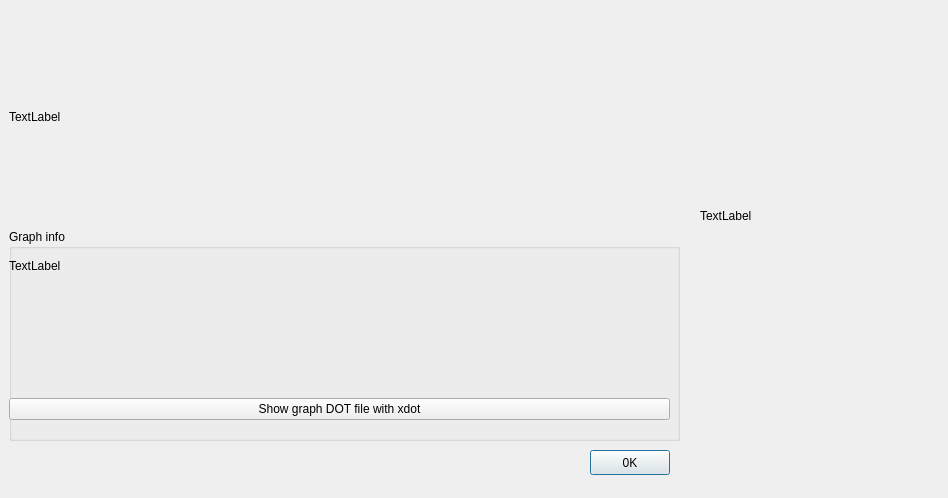
Old version of the form src/taskinfodialog.ui in the repository HerrAugust/PlotSched.
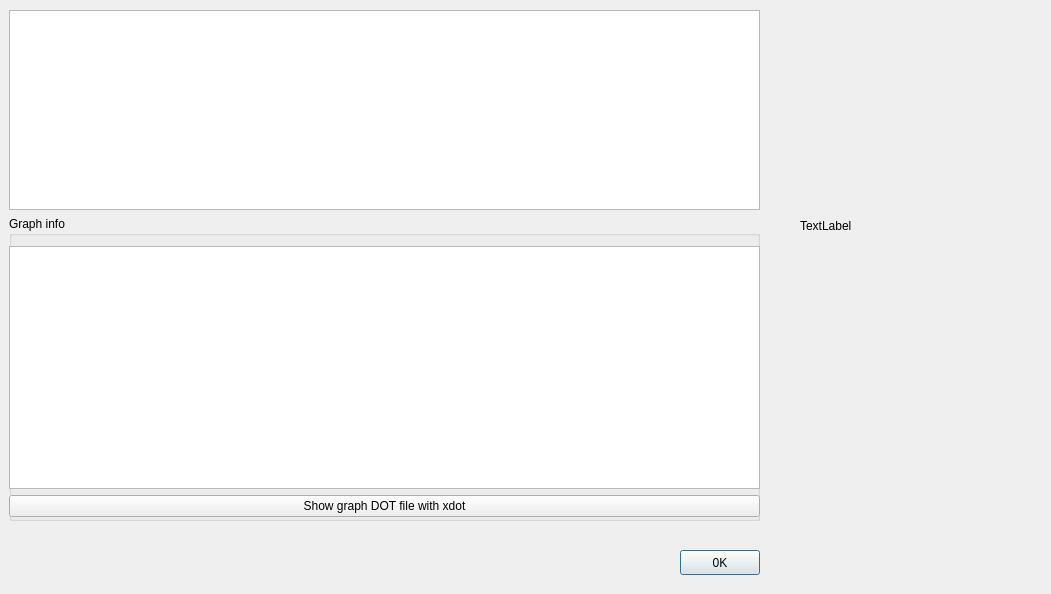
New version of the form.

Diff of the .ui file:
```diff
--- a/src/taskinfodialog.ui
+++ b/src/taskinfodialog.ui
@@ -6,8 +6,8 @@
    <rect>
     <x>0</x>
     <y>0</y>
-    <width>948</width>
-    <height>498</height>
+    <width>1051</width>
+    <height>594</height>
    </rect>
   </property>
   <property name="windowTitle">
@@ -16,8 +16,8 @@
   <widget class="QPushButton" name="pushButton_2">
    <property name="geometry">
     <rect>
-     <x>590</x>
-     <y>450</y>
+     <x>680</x>
+     <y>550</y>
      <width>80</width>
      <height>25</height>
     </rect>
@@ -31,20 +31,13 @@
     <rect>
      <x>9</x>
      <y>10</y>
-     <width>671</width>
-     <height>431</height>
+     <width>751</width>
+     <height>511</height>
     </rect>
    </property>
    <layout class="QGridLayout" name="gridLayout">
-    <item row="0" column="0">
+    <item row="1" column="0">
      <layout class="QVBoxLayout" name="verticalLayout">
-      <item>
-       <widget class="QLabel" name="labelGeneralInfo">
-        <property name="text">
-         <string>TextLabel</string>
-        </property>
-       </widget>
-      </item>
       <item>
        <widget class="QGroupBox" name="groupBoxGraphInfo">
         <property name="autoFillBackground">
@@ -58,18 +51,15 @@
           <rect>
            <x>0</x>
            <y>30</y>
-           <width>661</width>
-           <height>161</height>
+           <width>751</width>
+           <height>271</height>
           </rect>
          </property>
          <layout class="QVBoxLayout" name="verticalLayout_2">
           <item>
-           <widget class="QLabel" name="labelGraphInfo">
-            <property name="text">
-             <string>TextLabel</string>
-            </property>
-            <property name="alignment">
-             <set>Qt::AlignLeading|Qt::AlignLeft|Qt::AlignTop</set>
+           <widget class="QListWidget" name="listWidgetGraphInfo">
+            <property name="wordWrap">
+             <bool>true</bool>
             </property>
            </widget>
           </item>
@@ -86,13 +76,23 @@
       </item>
      </layout>
     </item>
+    <item row="0" column="0">
+     <widget class="QListWidget" name="listWidgetGeneralInfo">
+      <property name="maximumSize">
+       <size>
+        <width>16777215</width>
+        <height>200</height>
+       </size>
+      </property>
+     </widget>
+    </item>
    </layout>
   </widget>
   <widget class="QLabel" name="labelGraphImg">
    <property name="geometry">
     <rect>
-     <x>700</x>
-     <y>10</y>
+     <x>800</x>
+     <y>20</y>
      <width>231</width>
      <height>411</height>
     </rect>
```
Left out of the diff: 4 changed lines with no effect on the pictures.
